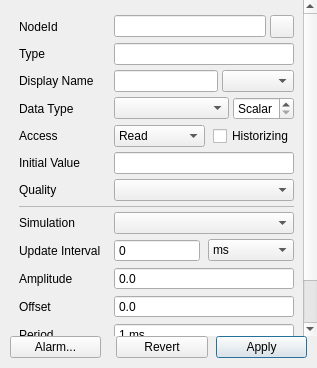
Above: src/ui/widgets/variablepropertieswidget.ui from sanny32/OpenUaSim before the change. Below: the same form after it.
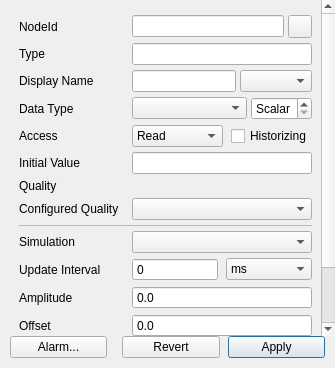
That is the form after the change. Custom widgets are drawn as their Qt base class.

Commit message: Fix current quality display in variable properties

Patch:
```diff
--- a/src/ui/widgets/variablepropertieswidget.ui
+++ b/src/ui/widgets/variablepropertieswidget.ui
@@ -240,9 +240,23 @@
            </widget>
           </item>
           <item row="6" column="1">
-           <widget class="QComboBox" name="qualityCombo"/>
+           <widget class="StatusIndicator" name="qualityIndicator" native="true"/>
           </item>
-          <item row="7" column="0" rowspan="1" colspan="2">
+          <item row="7" column="0">
+           <widget class="QLabel" name="configuredQualityLabel">
+            <property name="text">
+             <string>Configured Quality</string>
+            </property>
+           </widget>
+          </item>
+          <item row="7" column="1">
+           <widget class="QComboBox" name="qualityCombo">
+            <property name="toolTip">
+             <string>Quality to report with values; the actual quality above also reflects server errors</string>
+            </property>
+           </widget>
+          </item>
+          <item row="8" column="0" rowspan="1" colspan="2">
            <widget class="QFrame" name="propertiesSeparator">
             <property name="frameShape">
              <enum>QFrame::StyledPanel</enum>
@@ -264,25 +278,25 @@
             </property>
            </widget>
           </item>
-          <item row="8" column="0">
+          <item row="9" column="0">
            <widget class="QLabel" name="simulationLabel">
             <property name="text">
              <string>Simulation</string>
             </property>
            </widget>
           </item>
-          <item row="8" column="1">
+          <item row="9" column="1">
            <widget class="QComboBox" name="simulationCombo">
            </widget>
           </item>
-          <item row="9" column="0">
+          <item row="10" column="0">
            <widget class="QLabel" name="updateIntervalLabel">
             <property name="text">
              <string>Update Interval</string>
             </property>
            </widget>
           </item>
-          <item row="9" column="1">
+          <item row="10" column="1">
            <layout class="QHBoxLayout" name="intervalLayout">
             <property name="spacing">
              <number>8</number>
@@ -313,14 +327,14 @@
             </item>
            </layout>
           </item>
-          <item row="10" column="0">
+          <item row="11" column="0">
            <widget class="QLabel" name="amplitudeLabel">
             <property name="text">
              <string>Amplitude</string>
             </property>
            </widget>
           </item>
-          <item row="10" column="1">
+          <item row="11" column="1">
            <widget class="QDoubleSpinBox" name="amplitudeSpin">
             <property name="buttonSymbols">
              <enum>QAbstractSpinBox::NoButtons</enum>
@@ -336,14 +350,14 @@
             </property>
            </widget>
           </item>
-          <item row="11" column="0">
+          <item row="12" column="0">
            <widget class="QLabel" name="offsetLabel">
             <property name="text">
              <string>Offset</string>
             </property>
            </widget>
           </item>
-          <item row="11" column="1">
+          <item row="12" column="1">
            <widget class="QDoubleSpinBox" name="offsetSpin">
             <property name="buttonSymbols">
              <enum>QAbstractSpinBox::NoButtons</enum>
@@ -359,14 +373,14 @@
             </property>
            </widget>
           </item>
-          <item row="12" column="0">
+          <item row="13" column="0">
            <widget class="QLabel" name="periodLabel">
             <property name="text">
              <string>Period</string>
             </property>
            </widget>
           </item>
-          <item row="12" column="1">
+          <item row="13" column="1">
            <widget class="QSpinBox" name="periodSpin">
             <property name="buttonSymbols">
              <enum>QAbstractSpinBox::NoButtons</enum>
@@ -382,14 +396,14 @@
             </property>
            </widget>
           </item>
-          <item row="13" column="0">
+          <item row="14" column="0">
            <widget class="QLabel" name="valuesLabel">
             <property name="text">
              <string>Values</string>
             </property>
            </widget>
           </item>
-          <item row="13" column="1">
+          <item row="14" column="1">
            <widget class="QLineEdit" name="valuesEdit">
             <property name="placeholderText">
              <string>Values separated by ;</string>
@@ -468,6 +482,11 @@
   </layout>
  </widget>
  <customwidgets>
+  <customwidget>
+   <class>StatusIndicator</class>
+   <extends>QWidget</extends>
+   <header>statusindicator.h</header>
+  </customwidget>
   <customwidget>
    <class>ElidedLineEdit</class>
    <extends>QLineEdit</extends>
```
The commit also changes 4 other files.
